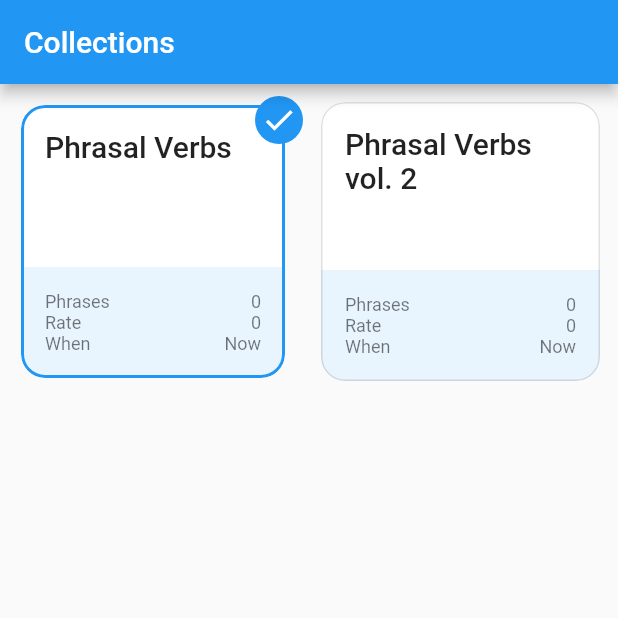
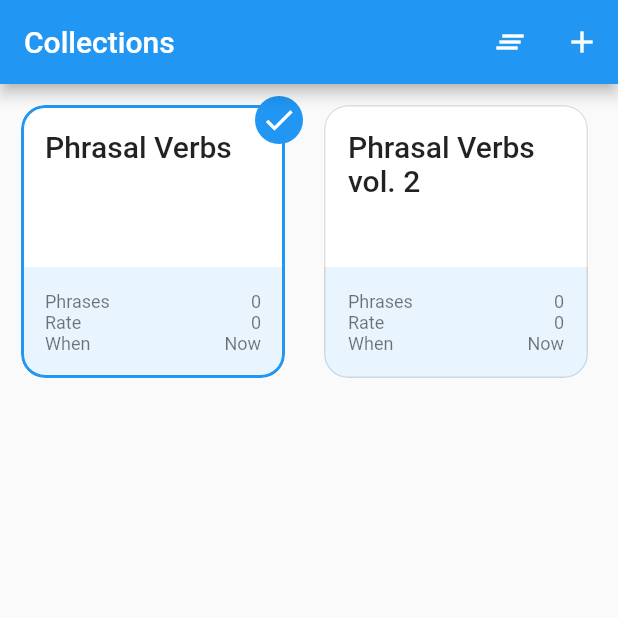
Before and after one commit to bnvmxm/va, a Flutter app: the screen it shows after launch, after a tap on "Phrasal Verbs", on a phone screen of 412 x 824 dp, the top half of it. Run offline on Flutter 3.47's test engine with Material 2 defaults, Android fonts, the light colour scheme and no system bars; our stand-ins replace get_it.

Commit message:
Add Provider to wire views with services

```diff
--- a/src/lib/app/phrase_group_card.dart
+++ b/src/lib/app/phrase_group_card.dart
@@ -22,16 +22,16 @@ class PhraseGroupCard extends StatelessWidget {
 
   Widget _buildSelectedCardView(BuildContext context) =>
       Stack(alignment: AlignmentDirectional.topEnd, children: [
-        Padding(
-            padding: const EdgeInsets.only(top: 2, left: 2, bottom: 2, right: 8),
-            child: _buildCardView(context)),
+        _buildCardView(context),
         CircleAvatar(
             backgroundColor: Theme.of(context).accentColor,
             radius: 16,
             child: Icon(Icons.check, color: Theme.of(context).cardColor)),
       ]);
 
-  Widget _buildCardView(BuildContext context) => Card(
+  Widget _buildCardView(BuildContext context) => Padding(
+      padding: const EdgeInsets.only(top: 2, left: 2, bottom: 2, right: 8),
+      child: Card(
           elevation: 0.0,
           clipBehavior: Clip.antiAliasWithSaveLayer,
           shape: RoundedRectangleBorder(
@@ -54,11 +54,13 @@ class PhraseGroupCard extends StatelessWidget {
                   Row(children: [
                     Expanded(flex: 1, child: _buildCaption(context, 'Phrases')),
                     Expanded(
-                    flex: 1, child: _buildCaption(context, phraseCount.toString(), TextAlign.end))
+                        flex: 1,
+                        child: _buildCaption(context, phraseCount.toString(), TextAlign.end))
                   ]),
                   Row(children: [
                     Expanded(flex: 1, child: _buildCaption(context, 'Rate')),
-                Expanded(flex: 1, child: _buildCaption(context, minRate.toString(), TextAlign.end))
+                    Expanded(
+                        flex: 1, child: _buildCaption(context, minRate.toString(), TextAlign.end))
                   ]),
                   Row(children: [
                     Expanded(flex: 1, child: _buildCaption(context, 'When')),
@@ -68,7 +70,7 @@ class PhraseGroupCard extends StatelessWidget {
                             context, closeTarget.toLocal().toStringAsTarget(), TextAlign.end))
                   ])
                 ])),
-      ]));
+          ])));
 
   Widget _buildCaption(BuildContext context, String caption, [TextAlign align = TextAlign.start]) =>
       Text(caption, textAlign: align, style: Theme.of(context).textTheme.caption);
--- /dev/null
+++ b/src/lib/app/phrase_group_grid.dart
@@ -0,0 +1,42 @@
+import 'package:flutter/cupertino.dart';
+import 'package:flutter/material.dart';
+import 'package:provider/provider.dart';
+import 'package:vocabulary_advancer/app/phrase_group_card.dart';
+import 'package:vocabulary_advancer/app/phrase_group_vm.dart';
+import 'package:vocabulary_advancer/core/model.dart';
+
+class PhraseGroupGridView extends StatefulWidget {
+  @override
+  State<StatefulWidget> createState() => _PhraseGroupGridViewState();
+}
+
+class _PhraseGroupGridViewState extends State<PhraseGroupGridView> {
+  @override
+  Widget build(BuildContext context) {
+    return OrientationBuilder(builder: (context, orientation) {
+      return orientation == Orientation.portrait
+          ? _buildGridView(isPortrait: true)
+          : SafeArea(child: _buildGridView(isPortrait: false));
+    });
+  }
+
+  Widget _buildGridView({bool isPortrait}) => Consumer<PhraseGroupViewModel>(
+      builder: (context, vm, child) => GridView.count(
+          crossAxisCount: isPortrait ? 2 : 3,
+          padding: const EdgeInsets.all(8.0),
+          crossAxisSpacing: 8.0,
+          mainAxisSpacing: 8.0,
+          children: vm.phraseGroups
+              .map((x) => _buildGridViewTile(vm, x, isSelected: x == vm.phraseGroupSelected))
+              .toList()));
+
+  Widget _buildGridViewTile(PhraseGroupViewModel vm, PhraseGroup item, {bool isSelected}) =>
+      isSelected
+          ? PhraseGroupCard(name: item.name, isSelected: true)
+          : InkWell(
+              onTap: () {
+                vm.select(item);
+              },
+              radius: 2,
+              child: PhraseGroupCard(name: item.name));
+}
--- /dev/null
+++ b/src/lib/app/phrase_group_grid_page.dart
@@ -0,0 +1,25 @@
+import 'package:flutter/material.dart';
+import 'package:provider/provider.dart';
+import 'package:vocabulary_advancer/app/phrase_group_grid.dart';
+import 'package:vocabulary_advancer/app/phrase_group_vm.dart';
+
+class PhraseGroupGridPage extends StatelessWidget {
+  @override
+  Widget build(BuildContext context) => ChangeNotifierProvider(
+      create: (_) => PhraseGroupViewModel()..initialize(),
+      child: Consumer<PhraseGroupViewModel>(
+        builder: (context, vm, child) => Scaffold(
+            appBar: AppBar(
+              title: const Text('Collections'),
+              actions: vm.anySelected ? _buildAppBarActions() : null,
+            ),
+            body: vm.isNotEmpty ? PhraseGroupGridView() : _buildEmptyState()),
+      ));
+
+  List<Widget> _buildAppBarActions() => [
+        IconButton(icon: Icon(Icons.clear_all), tooltip: 'Clear all', onPressed: () {}),
+        IconButton(icon: Icon(Icons.add), tooltip: 'Add', onPressed: () {})
+      ];
+
+  Widget _buildEmptyState() => const Center(child: Text('No items...'));
+}
--- a/src/lib/app/phrase_group_grid_view.dart
+++ /dev/null
@@ -1,43 +0,0 @@
-import 'package:flutter/cupertino.dart';
-import 'package:flutter/material.dart';
-import 'package:vocabulary_advancer/app/phrase_group_card.dart';
-import 'package:vocabulary_advancer/core/model.dart';
-import 'package:vocabulary_advancer/shell/root.dart';
-
-class PhraseGroupGridView extends StatefulWidget {
-  @override
-  State<StatefulWidget> createState() => _PhraseGroupGridViewState();
-}
-
-class _PhraseGroupGridViewState extends State<PhraseGroupGridView> {
-  String groupNameSelected;
-
-  final Iterable<PhraseGroup> items = groupRepository.findMany();
-
-  @override
-  Widget build(BuildContext context) {
-    return OrientationBuilder(builder: (context, orientation) {
-      return orientation == Orientation.portrait
-          ? _buildGridView(items, isPortrait: true)
-          : SafeArea(child: _buildGridView(items, isPortrait: false));
-    });
-  }
-
-  Widget _buildGridView(Iterable<PhraseGroup> items, {bool isPortrait}) => GridView.count(
-      crossAxisCount: isPortrait ? 2 : 3,
-      padding: const EdgeInsets.all(8.0),
-      crossAxisSpacing: 8.0,
-      mainAxisSpacing: 8.0,
-      children: items.map((x) => _buildGridViewTile(x)).toList());
-
-  Widget _buildGridViewTile(PhraseGroup item) => groupNameSelected == item?.name
-      ? PhraseGroupCard(name: item.name, isSelected: true)
-      : InkWell(
-          onTap: () {
-            setState(() {
-              groupNameSelected = item.name;
-            });
-          },
-          radius: 2,
-          child: PhraseGroupCard(name: item.name));
-}
--- /dev/null
+++ b/src/lib/app/phrase_group_vm.dart
@@ -0,0 +1,25 @@
+import 'package:flutter/material.dart';
+import 'package:vocabulary_advancer/core/model.dart';
+import 'package:vocabulary_advancer/shell/root.dart';
+
+class PhraseGroupViewModel with ChangeNotifier {
+  final _repository = groupRepository;
+
+  PhraseGroup phraseGroupSelected;
+  List<PhraseGroup> phraseGroups = [];
+
+  bool get anySelected => phraseGroupSelected != null;
+  bool get isNotEmpty => phraseGroups.isNotEmpty;
+
+  Future initialize() async {
+    phraseGroups = await Future.microtask(() {
+      return _repository.findMany().toList();
+    });
+    notifyListeners();
+  }
+
+  void select(PhraseGroup item) {
+    phraseGroupSelected = item;
+    notifyListeners();
+  }
+}
--- a/src/lib/app/va_app.dart
+++ b/src/lib/app/va_app.dart
@@ -1,5 +1,5 @@
 import 'package:flutter/material.dart';
-import 'package:vocabulary_advancer/app/phrase_group_grid_view.dart';
+import 'package:vocabulary_advancer/app/phrase_group_grid_page.dart';
 
 class VAApp extends StatelessWidget {
   @override
@@ -9,7 +9,8 @@ class VAApp extends StatelessWidget {
       theme: ThemeData(
         primarySwatch: Colors.blue,
       ),
-      home: Scaffold(appBar: AppBar(title: const Text('Collections')), body: PhraseGroupGridView()),
+      initialRoute: '/',
+      routes: {'/': (context) => PhraseGroupGridPage()},
     );
   }
 }
--- a/src/lib/core/model.dart
+++ b/src/lib/core/model.dart
@@ -1,7 +1,9 @@
 import 'package:vocabulary_advancer/shell/definitions.dart';
 
 class PhraseGroup {
-  PhraseGroup(this.name);
+  PhraseGroup(this.name) {
+    print(this.hashCode);
+  }
 
   final String name;
 }
--- a/src/pubspec.yaml
+++ b/src/pubspec.yaml
@@ -18,6 +18,7 @@ dependencies:
   logger: ^0.8.3
   cached_network_image: ^2.0.0
   get_it: ^3.1.0
+  provider: ^4.0.4
 
 dev_dependencies:
   build_runner: ^1.7.3
```
Lines whose indentation alone changed are shown as unchanged.
